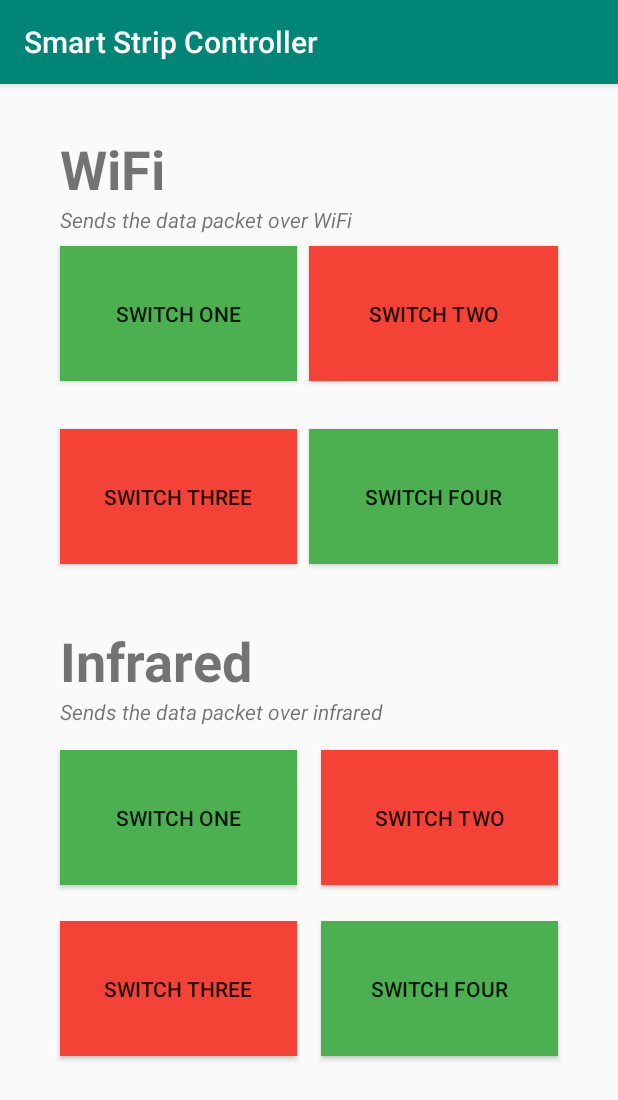
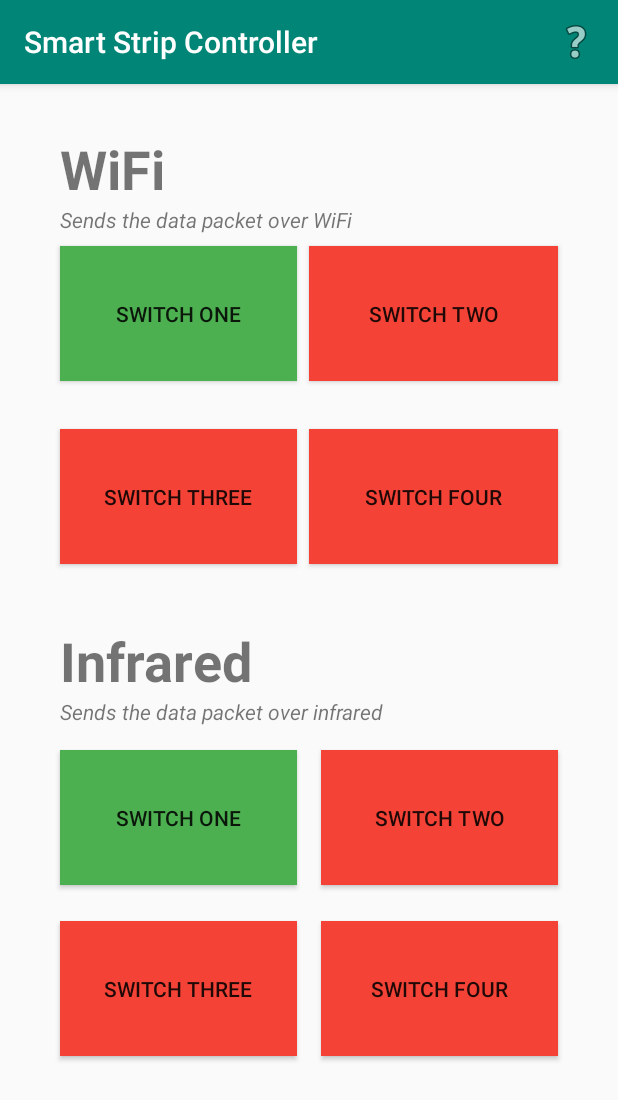
Before and after one commit to realshaunoneill/Smart-Strip-Project-App, an Android app: the screen it shows after launch (MainActivity), after a tap on "SWITCH ONE", on a phone screen of 412 x 824 dp. Shown: the top 1100 px of the screen. Run offline under Robolectric (Android 15) with nearby library versions, the phone set to English and light mode, and no system bars; libraries missing offline, so code that uses them is left out: com.obd.infrared; 14 statements that could not run were skipped; 1 other tap on this screen came first.

Commit message:
Tutorial activity and support for single button

```diff
--- a/app/src/main/AndroidManifest.xml
+++ b/app/src/main/AndroidManifest.xml
@@ -19,6 +19,9 @@
                 <category android:name="android.intent.category.LAUNCHER" />
             </intent-filter>
         </activity>
+
+        <activity android:name=".TutorialActivity"
+            android:parentActivityName=".MainActivity"/>
     </application>
 
 </manifest>
--- a/app/src/main/java/com/shaunoneill/projectcontroller/MainActivity.java
+++ b/app/src/main/java/com/shaunoneill/projectcontroller/MainActivity.java
@@ -1,8 +1,11 @@
 package com.shaunoneill.projectcontroller;
 
-import android.graphics.Color;
+import android.app.Activity;
+import android.content.Intent;
+import android.os.Bundle;
 import android.support.v7.app.AppCompatActivity;
-import android.os.Bundle;
+import android.view.Menu;
+import android.view.MenuItem;
 import android.view.View;
 import android.widget.Button;
 
@@ -18,10 +21,8 @@ import java.io.IOException;
 import java.util.ArrayList;
 import java.util.List;
 
-import okhttp3.MediaType;
 import okhttp3.OkHttpClient;
 import okhttp3.Request;
-import okhttp3.RequestBody;
 import okhttp3.Response;
 
 public class MainActivity extends AppCompatActivity {
@@ -33,7 +34,6 @@ public class MainActivity extends AppCompatActivity {
     Button infraredSwitch1, infraredSwitch2, infraredSwitch3, infraredSwitch4;
 
     OkHttpClient client = new OkHttpClient();
-    public static final MediaType JSON = MediaType.get("application/json; charset=utf-8");
 
     InfraRed infraRed;
     private TransmitInfo[] patterns;
@@ -44,15 +44,15 @@ public class MainActivity extends AppCompatActivity {
         super.onCreate(savedInstanceState);
         setContentView(R.layout.activity_main);
 
-        wifiSwitch1 = (Button) findViewById(R.id.wifiSwitch1);
-        wifiSwitch2 = (Button) findViewById(R.id.wifiSwitch2);
-        wifiSwitch3 = (Button) findViewById(R.id.wifiSwitch3);
-        wifiSwitch4 = (Button) findViewById(R.id.wifiSwitch4);
+        wifiSwitch1 = findViewById(R.id.wifiSwitch1);
+        wifiSwitch2 = findViewById(R.id.wifiSwitch2);
+        wifiSwitch3 = findViewById(R.id.wifiSwitch3);
+        wifiSwitch4 = findViewById(R.id.wifiSwitch4);
 
-        infraredSwitch1 = (Button) findViewById(R.id.infraredSwitch1);
-        infraredSwitch2 = (Button) findViewById(R.id.infraredSwitch2);
-        infraredSwitch3 = (Button) findViewById(R.id.infraredSwitch3);
-        infraredSwitch4 = (Button) findViewById(R.id.infraredSwitch4);
+        infraredSwitch1 = findViewById(R.id.infraredSwitch1);
+        infraredSwitch2 = findViewById(R.id.infraredSwitch2);
+        infraredSwitch3 = findViewById(R.id.infraredSwitch3);
+        infraredSwitch4 = findViewById(R.id.infraredSwitch4);
 
 
         /**
@@ -83,6 +83,7 @@ public class MainActivity extends AppCompatActivity {
     }
 
     private int currentPattern = 0;
+
     private void transmitData() {
         TransmitInfo transmitInfo = patterns[currentPattern++];
         if (currentPattern >= patterns.length) currentPattern = 0;
@@ -102,9 +103,26 @@ public class MainActivity extends AppCompatActivity {
         infraRed.stop();
     }
 
-    public void clickSwitch (View view) {
+    @Override
+    public boolean onCreateOptionsMenu(Menu menu) {
+        getMenuInflater().inflate(R.menu.menu_tutorial, menu);
+        return true;
+    }
+
+    @Override
+    public boolean onOptionsItemSelected(MenuItem item) {
+        switch (item.getItemId()) {
+            case R.id.action_tutorial:
+                Intent tutIntent = new Intent(this, TutorialActivity.class);
+                startActivity(tutIntent);
+        }
+        return super.onOptionsItemSelected(item);
+    }
+
+    public void clickSwitch(View view) {
         toggleState(view);
         fetchStateColors();
+
     }
 
     /**
@@ -115,15 +133,27 @@ public class MainActivity extends AppCompatActivity {
         if (wifiState1 || infraredState1) {
             wifiSwitch1.setBackgroundColor(getResources().getColor(R.color.color_green));
             infraredSwitch1.setBackgroundColor(getResources().getColor(R.color.color_green));
-        }else {
+
+            try {
+                post("http://192.168.0.12", true);
+            } catch (IOException e) {
+                e.printStackTrace();
+            }
+        } else {
             wifiSwitch1.setBackgroundColor(getResources().getColor(R.color.color_red)); // False
             infraredSwitch1.setBackgroundColor(getResources().getColor(R.color.color_red)); // False
+
+            try {
+                post("http://192.168.0.12", true);
+            } catch (IOException e) {
+                e.printStackTrace();
+            }
         }
 
         if (wifiState2 || infraredState2) {
             wifiSwitch2.setBackgroundColor(getResources().getColor(R.color.color_green));
             infraredSwitch2.setBackgroundColor(getResources().getColor(R.color.color_green));
-        }else {
+        } else {
             wifiSwitch2.setBackgroundColor(getResources().getColor(R.color.color_red)); // False
             infraredSwitch2.setBackgroundColor(getResources().getColor(R.color.color_red)); // False
         }
@@ -131,7 +161,7 @@ public class MainActivity extends AppCompatActivity {
         if (wifiState3 || infraredState3) {
             wifiSwitch3.setBackgroundColor(getResources().getColor(R.color.color_green));
             infraredSwitch3.setBackgroundColor(getResources().getColor(R.color.color_green));
-        }else {
+        } else {
             wifiSwitch3.setBackgroundColor(getResources().getColor(R.color.color_red)); // False
             infraredSwitch3.setBackgroundColor(getResources().getColor(R.color.color_red)); // False
         }
@@ -139,7 +169,7 @@ public class MainActivity extends AppCompatActivity {
         if (wifiState4 || infraredState4) {
             wifiSwitch4.setBackgroundColor(getResources().getColor(R.color.color_green));
             infraredSwitch4.setBackgroundColor(getResources().getColor(R.color.color_green));
-        }else {
+        } else {
             wifiSwitch4.setBackgroundColor(getResources().getColor(R.color.color_red)); // False
             infraredSwitch4.setBackgroundColor(getResources().getColor(R.color.color_red)); // False
         }
@@ -147,38 +177,43 @@ public class MainActivity extends AppCompatActivity {
 
     /**
      * Change the state of a button
+     *
      * @param button
      * @return
      */
-    public void toggleState(View button){
+    public void toggleState(View button) {
         if (button.getId() == R.id.wifiSwitch1) {
             wifiState1 = !wifiState1; // Toggle state
-        }else if (button.getId() == R.id.wifiSwitch2) {
+        } else if (button.getId() == R.id.wifiSwitch2) {
             wifiState2 = !wifiState2; // Toggle state
-        }else if (button.getId() == R.id.wifiSwitch3) {
+        } else if (button.getId() == R.id.wifiSwitch3) {
             wifiState3 = !wifiState3; // Toggle state
-        }else if (button.getId() == R.id.wifiSwitch4) {
+        } else if (button.getId() == R.id.wifiSwitch4) {
             wifiState4 = !wifiState4; // Toggle state
         }
 
         // Infrared
         if (button.getId() == R.id.infraredSwitch1) {
             infraredState1 = !infraredState1; // Toggle state
-        }else if (button.getId() == R.id.infraredSwitch2) {
+        } else if (button.getId() == R.id.infraredSwitch2) {
             infraredState2 = !infraredState2; // Toggle state
-        }else if (button.getId() == R.id.infraredSwitch3) {
+        } else if (button.getId() == R.id.infraredSwitch3) {
             infraredState3 = !infraredState3; // Toggle state
-        }else if (button.getId() == R.id.infraredSwitch4) {
+        } else if (button.getId() == R.id.infraredSwitch4) {
             infraredState4 = !infraredState4; // Toggle state
         }
     }
 
-    String post(String url, int switchNumber, boolean state) throws IOException {
-        RequestBody body = RequestBody.create(JSON, buildPostData(switchNumber, state));
+    /**
+     * @param url   - http://<DEVICE URL> with no trailing /
+     * @param state - The desired output state (true = on)
+     * @throws IOException
+     */
+    String post(String url, boolean state) throws IOException {
         Request request = new Request.Builder()
-                .url(url)
-                .post(body)
-                .build();
+                .url(url + (state ? "/?enable=3" : "/?disable=3"))
+                .post(null).build();
+
         try (Response response = client.newCall(request).execute()) {
             if (response.body() != null) {
                 return response.body().string();
@@ -186,17 +221,4 @@ public class MainActivity extends AppCompatActivity {
         }
         return null;
     }
-
-    /**
-     * Builds the JSON data for the post request
-     * @param switchNumber
-     * @param state
-     * @return
-     */
-    String buildPostData (int switchNumber, boolean state) {
-        return "{"
-                + "'switchNumber': " + switchNumber
-                + ",'state': " + state
-                +"}";
-    }
 }
--- a/app/src/main/res/layout/activity_main.xml
+++ b/app/src/main/res/layout/activity_main.xml
@@ -5,20 +5,6 @@
     android:layout_width="match_parent"
     android:layout_height="match_parent"
     tools:context=".MainActivity">
-
-    <Button
-        android:id="@+id/wifiSwitch4"
-        android:layout_width="0dp"
-        android:layout_height="90dp"
-        android:layout_marginStart="8dp"
-        android:layout_marginTop="32dp"
-        android:layout_marginEnd="40dp"
-        android:onClick="clickSwitch"
-        android:text="Switch Four"
-        app:layout_constraintEnd_toEndOf="parent"
-        app:layout_constraintHorizontal_bias="1.0"
-        app:layout_constraintStart_toEndOf="@+id/infraredSwitch3"
-        app:layout_constraintTop_toBottomOf="@+id/wifiSwitch2" />
 
     <Button
         android:id="@+id/wifiSwitch1"
@@ -34,6 +20,21 @@
         app:layout_constraintTop_toBottomOf="@+id/textView3" />
 
     <Button
+        android:id="@+id/wifiSwitch4"
+        android:layout_width="0dp"
+        android:layout_height="90dp"
+        android:layout_marginStart="8dp"
+        android:layout_marginTop="32dp"
+        android:layout_marginEnd="40dp"
+        android:onClick="clickSwitch"
+        android:text="Switch Four"
+        android:clickable="false"
+        app:layout_constraintEnd_toEndOf="parent"
+        app:layout_constraintHorizontal_bias="1.0"
+        app:layout_constraintStart_toEndOf="@+id/infraredSwitch3"
+        app:layout_constraintTop_toBottomOf="@+id/wifiSwitch2" />
+
+    <Button
         android:id="@+id/wifiSwitch2"
         android:layout_width="0dp"
         android:layout_height="90dp"
@@ -42,6 +43,7 @@
         android:layout_marginEnd="40dp"
         android:onClick="clickSwitch"
         android:text="Switch Two"
+        android:clickable="false"
         app:layout_constraintEnd_toEndOf="parent"
         app:layout_constraintHorizontal_bias="1.0"
         app:layout_constraintStart_toEndOf="@+id/infraredSwitch1"
@@ -56,6 +58,7 @@
         android:layout_marginEnd="8dp"
         android:onClick="clickSwitch"
         android:text="Switch Three"
+        android:clickable="false"
         app:layout_constraintEnd_toStartOf="@+id/wifiSwitch4"
         app:layout_constraintStart_toStartOf="parent"
         app:layout_constraintTop_toBottomOf="@+id/wifiSwitch1" />
@@ -93,6 +96,7 @@
         android:layout_marginEnd="8dp"
         android:onClick="clickSwitch"
         android:text="Switch One"
+        android:clickable="false"
         app:layout_constraintEnd_toStartOf="@+id/infraredSwitch2"
         app:layout_constraintStart_toStartOf="parent"
         app:layout_constraintTop_toBottomOf="@+id/textView4" />
@@ -106,6 +110,7 @@
         android:layout_marginEnd="8dp"
         android:onClick="clickSwitch"
         android:text="Switch Three"
+        android:clickable="false"
         app:layout_constraintEnd_toStartOf="@+id/infraredSwitch4"
         app:layout_constraintStart_toStartOf="parent"
         app:layout_constraintTop_toBottomOf="@+id/infraredSwitch1" />
@@ -119,6 +124,7 @@
         android:layout_marginEnd="40dp"
         android:onClick="clickSwitch"
         android:text="Switch Two"
+        android:clickable="false"
         app:layout_constraintEnd_toEndOf="parent"
         app:layout_constraintStart_toEndOf="@+id/infraredSwitch1"
         app:layout_constraintTop_toBottomOf="@+id/textView4" />
@@ -132,6 +138,7 @@
         android:layout_marginEnd="40dp"
         android:onClick="clickSwitch"
         android:text="Switch Four"
+        android:clickable="false"
         app:layout_constraintEnd_toEndOf="parent"
         app:layout_constraintStart_toEndOf="@+id/infraredSwitch3"
         app:layout_constraintTop_toBottomOf="@+id/infraredSwitch2" />
--- /dev/null
+++ b/app/src/main/res/layout/activity_tutorial.xml
@@ -0,0 +1,6 @@
+<?xml version="1.0" encoding="utf-8"?>
+<android.support.constraint.ConstraintLayout
+    xmlns:android="http://schemas.android.com/apk/res/android" android:layout_width="match_parent"
+    android:layout_height="match_parent">
+
+</android.support.constraint.ConstraintLayout>
--- /dev/null
+++ b/app/src/main/res/menu/menu_tutorial.xml
@@ -0,0 +1,10 @@
+<?xml version="1.0" encoding="utf-8"?>
+<menu xmlns:android="http://schemas.android.com/apk/res/android"
+    xmlns:app="http://schemas.android.com/apk/res-auto">
+
+    <item
+        android:id="@+id/action_tutorial"
+        android:icon="@android:drawable/ic_menu_help"
+        android:title="Tutorial"
+        app:showAsAction="always" />
+</menu>
```
Also changed, not shown: app/src/main/java/com/shaunoneill/projectcontroller/TutorialActivity.java (added, +14 -0 lines).
